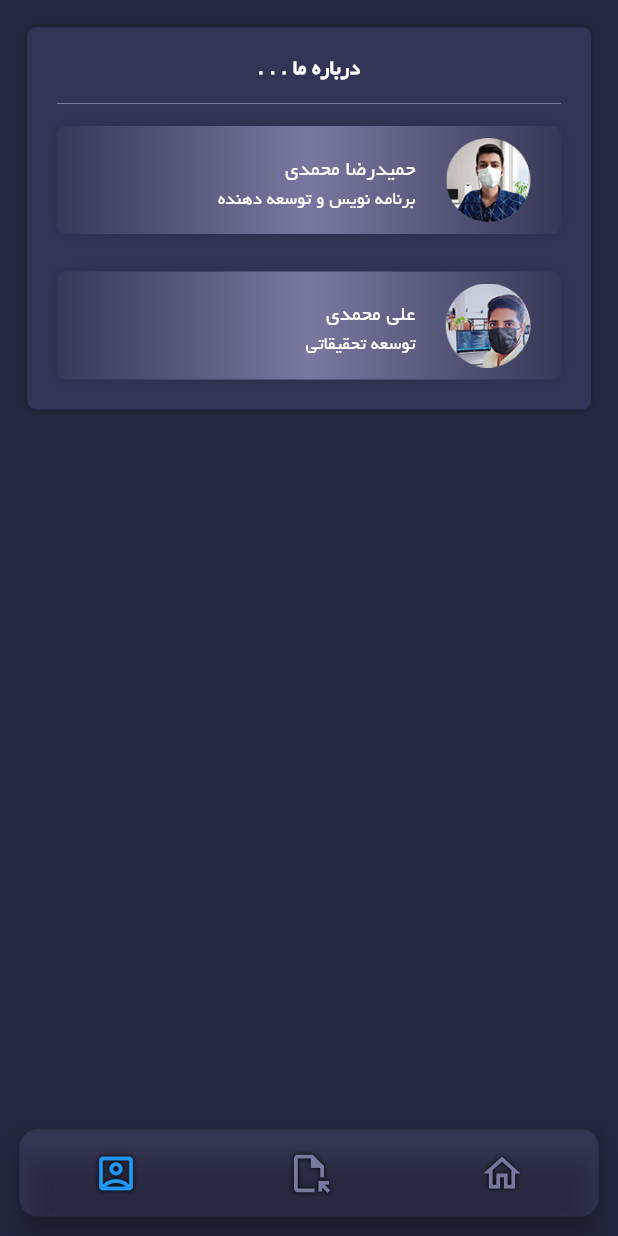
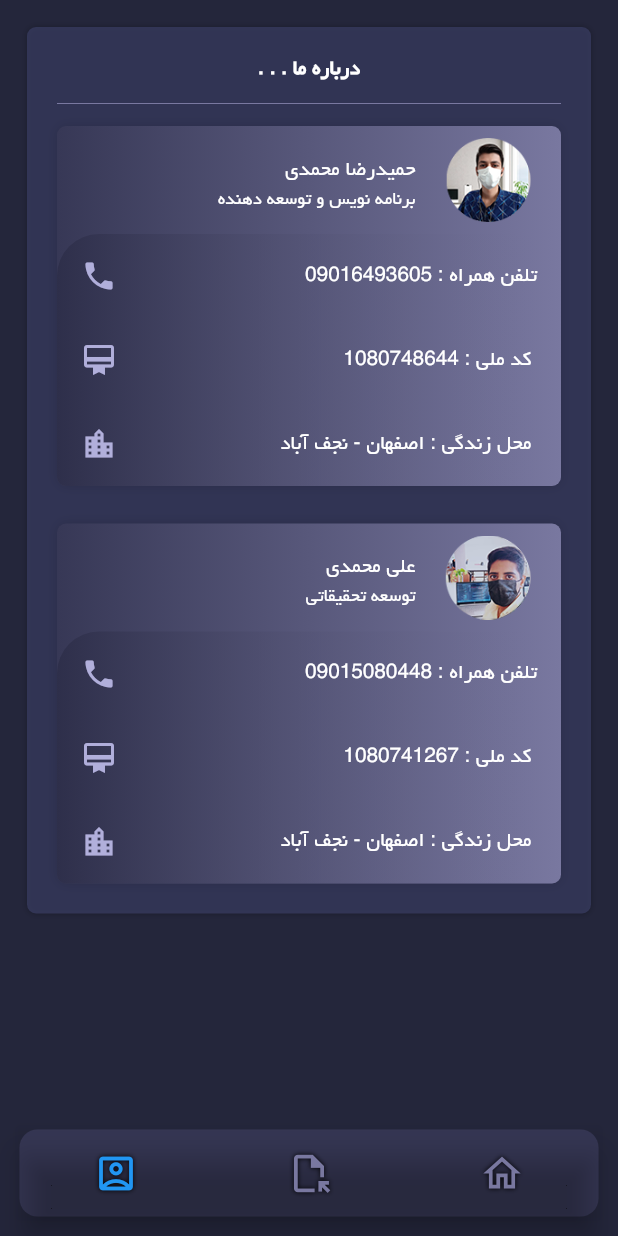
Before and after one commit to LegendisM/quiz, a Flutter app: the screen it shows after launch, item 3 of the bottom bar chosen, on a phone screen of 412 x 824 dp. Run offline on Flutter 3.47's test engine with Material 2 defaults, Android fonts, the phone set to English and light mode, and no system bars; our stand-ins replace file_picker, flutter_local_notifications, geolocator, permission_handler, sensors_plus; missing offline and left inert: persian_datetime_picker.

Commit message:
complete about screen

```diff
--- a/lib/home/constants/theme_about.dart
+++ b/lib/home/constants/theme_about.dart
@@ -1,13 +1,16 @@
 import 'package:flutter/material.dart';
-import 'package:quiz/home/constants/theme.dart';
+
+const Color kThemeAboutBackgroundColor = Color.fromARGB(255, 55, 56, 86);
+const Color kThemeAboutBackgroundSecondary = Color.fromARGB(255, 121, 120, 160);
+const Color kThemeAboutBackgroundColorv2 = Color.fromARGB(225, 45, 46, 73);
+const Color kThemeAboutBackgroundSecondv2 = Color.fromARGB(45, 121, 120, 160);
 
 BoxDecoration kThemeAboutCardDecoration = BoxDecoration(
   borderRadius: BorderRadius.circular(6),
   gradient: const LinearGradient(
     colors: [
-      kThemeBackgroundColor,
-      kThemeBackgroundSecondaryColor,
-      kThemeBackgroundColor,
+      kThemeAboutBackgroundColor,
+      kThemeAboutBackgroundSecondary,
     ],
   ),
   boxShadow: const [
@@ -17,3 +20,20 @@ BoxDecoration kThemeAboutCardDecoration = BoxDecoration(
     ),
   ],
 );
+
+BoxDecoration kThemeAboutCardDecorationv2 = const BoxDecoration(
+  borderRadius: BorderRadius.vertical(
+    top: Radius.circular(
+      28,
+    ),
+    bottom: Radius.circular(
+      6,
+    ),
+  ),
+  gradient: LinearGradient(
+    colors: [
+      kThemeAboutBackgroundColorv2,
+      kThemeAboutBackgroundSecondv2,
+    ],
+  ),
+);
--- a/lib/home/screens/about.dart
+++ b/lib/home/screens/about.dart
@@ -32,6 +32,9 @@ class AboutState extends State<AboutScreen> {
             AboutCard(
               name: "حمیدرضا محمدی",
               grade: "برنامه نویس و توسعه دهنده",
+              phone: "09016493605",
+              code: "1080748644",
+              location: "اصفهان - نجف آباد",
               avatar: "hamidreza",
             ),
             SizedBox(
@@ -40,6 +43,9 @@ class AboutState extends State<AboutScreen> {
             AboutCard(
               name: "علی محمدی",
               grade: "توسعه تحقیقاتی",
+              phone: "09015080448",
+              code: "1080741267",
+              location: "اصفهان - نجف آباد",
               avatar: "ali",
             ),
           ],
--- a/lib/home/widgets/about_card.dart
+++ b/lib/home/widgets/about_card.dart
@@ -1,3 +1,5 @@
+import 'dart:ui';
+
 import 'package:flutter/material.dart';
 import 'package:quiz/home/constants/theme_about.dart';
 import 'package:quiz/home/constants/theme_form.dart';
@@ -7,17 +9,26 @@ class AboutCard extends StatelessWidget {
     super.key,
     required this.name,
     required this.grade,
+    required this.phone,
+    required this.code,
+    required this.location,
     required this.avatar,
   });
   final String name;
   final String grade;
+  final String phone;
+  final String code;
+  final String location;
   final String avatar;
 
   @override
   Widget build(BuildContext context) {
     return Container(
       decoration: kThemeAboutCardDecoration,
-      child: ListTile(
+      child: Column(
+        crossAxisAlignment: CrossAxisAlignment.stretch,
+        children: [
+          ListTile(
             title: Text(
               name,
               style: kThemeFieldLabelColor,
@@ -30,6 +41,48 @@ class AboutCard extends StatelessWidget {
               "assets/images/$avatar.png",
             ),
           ),
+          Align(
+            alignment: Alignment.center,
+            child: Container(
+              decoration: kThemeAboutCardDecorationv2,
+              child: ClipRect(
+                clipBehavior: Clip.antiAliasWithSaveLayer,
+                child: BackdropFilter(
+                  filter: ImageFilter.blur(sigmaX: 19, sigmaY: 19),
+                  child: Column(
+                    children: [
+                      ListTile(
+                        title: Text(
+                          "تلفن همراه : $phone",
+                          style: kThemeFieldLabelColor,
+                        ),
+                        trailing: const Icon(Icons.phone),
+                        iconColor: const Color.fromARGB(255, 177, 175, 219),
+                      ),
+                      ListTile(
+                        title: Text(
+                          " کد ملی : $code",
+                          style: kThemeFieldLabelColor,
+                        ),
+                        trailing: const Icon(Icons.card_membership),
+                        iconColor: const Color.fromARGB(255, 177, 175, 219),
+                      ),
+                      ListTile(
+                        title: Text(
+                          " محل زندگی : $location",
+                          style: kThemeFieldLabelColor,
+                        ),
+                        trailing: const Icon(Icons.location_city),
+                        iconColor: const Color.fromARGB(255, 177, 175, 219),
+                      ),
+                    ],
+                  ),
+                ),
+              ),
+            ),
+          ),
+        ],
+      ),
     );
   }
 }
```
Lines whose indentation alone changed are shown as unchanged.
